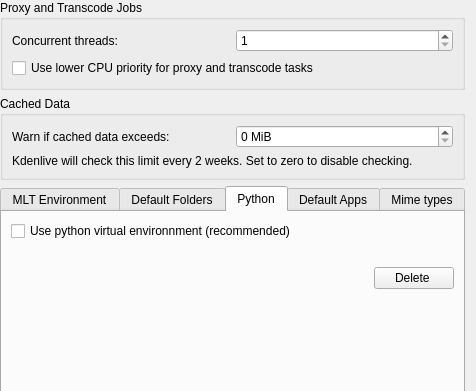
KDE/kdenlive, file src/ui/configenv_ui.ui: the form before one commit; both pictures show x 0 to 476 and y 0 to 391 of the 476 by 560 pixel window.
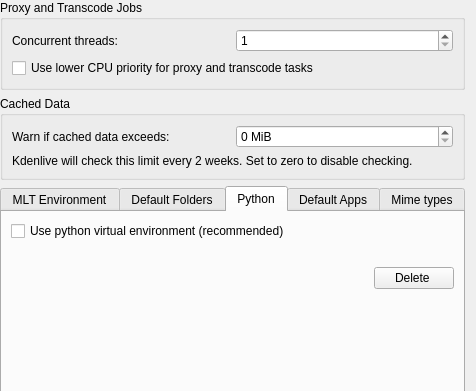
The form after the commit. The open tabs and pages were chosen to show the change. Custom widgets are drawn as their Qt base class.

The edit to the form file:
```diff
--- a/src/ui/configenv_ui.ui
+++ b/src/ui/configenv_ui.ui
@@ -316,7 +316,7 @@
        <item row="0" column="0">
         <widget class="QCheckBox" name="kcfg_usePythonVenv">
          <property name="text">
-          <string>Use python virtual environnment (recommended)</string>
+          <string>Use python virtual environment (recommended)</string>
          </property>
         </widget>
        </item>
```
